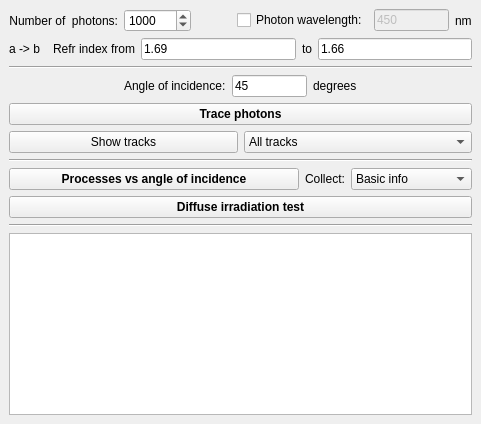
andrmor/ANTS3bundle, file ants3bundle/src/ants3/gui/photsim/ainterfaceruletester.ui: the form before one commit.
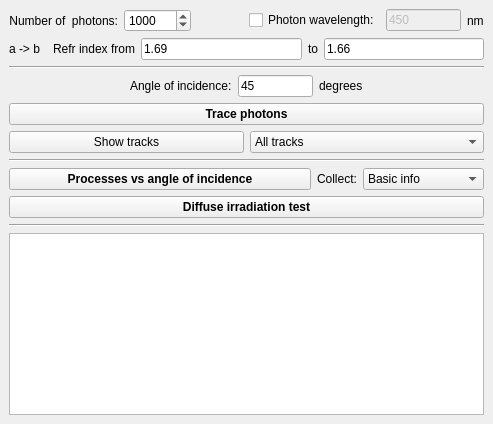
The form after the commit.

The edit to the form file:
```diff
--- a/ants3bundle/src/ants3/gui/photsim/ainterfaceruletester.ui
+++ b/ants3bundle/src/ants3/gui/photsim/ainterfaceruletester.ui
@@ -6,7 +6,7 @@
    <rect>
     <x>0</x>
     <y>0</y>
-    <width>481</width>
+    <width>493</width>
     <height>424</height>
    </rect>
   </property>
```
Left out of the diff: 26 changed lines with no effect on the pictures.
